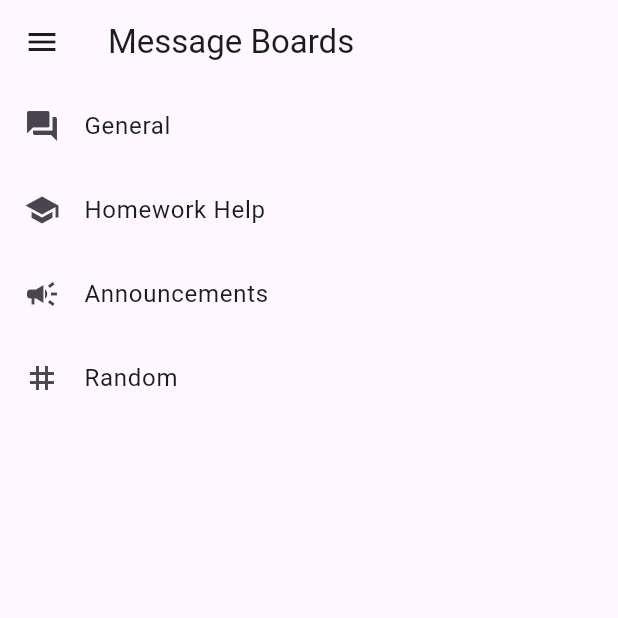
After one commit to kevinlam13/MessageBoardApp-, a Flutter app: the screen it shows once a user with an empty profile is signed in, in the side drawer, after a tap on "Message Boards", on a phone screen of 412 x 824 dp, the top half of it. The commit adds this screen. Run offline on Flutter 3.47's test engine with Material 3 defaults, Android fonts, the phone set to English and light mode, and no system bars; our stand-ins replace firebase_auth, firebase_core; accounts and stored records are empty; network calls fail.

Commit message:
feat(home): add message boards home page with navigation drawer

```diff
--- a/lib/main.dart
+++ b/lib/main.dart
@@ -1,122 +1,71 @@
 import 'package:flutter/material.dart';
+import 'package:firebase_core/firebase_core.dart';
+import 'package:firebase_auth/firebase_auth.dart';
+
+import 'firebase_options.dart';
 import 'auth_pages.dart';
-void main() {
-  runApp(const MyApp());
+import 'message_boards_page.dart';
+
+void main() async {
+  WidgetsFlutterBinding.ensureInitialized();
+  await Firebase.initializeApp(
+    options: DefaultFirebaseOptions.currentPlatform,
+  );
+  runApp(const MessageBoardApp());
 }
 
-class MyApp extends StatelessWidget {
-  const MyApp({super.key});
+class MessageBoardApp extends StatelessWidget {
+  const MessageBoardApp({super.key});
 
-  // This widget is the root of your application.
   @override
   Widget build(BuildContext context) {
     return MaterialApp(
-      title: 'Flutter Demo',
-      theme: ThemeData(
-        // This is the theme of your application.
-        //
-        // TRY THIS: Try running your application with "flutter run". You'll see
-        // the application has a purple toolbar. Then, without quitting the app,
-        // try changing the seedColor in the colorScheme below to Colors.green
-        // and then invoke "hot reload" (save your changes or press the "hot
-        // reload" button in a Flutter-supported IDE, or press "r" if you used
-        // the command line to start the app).
-        //
-        // Notice that the counter didn't reset back to zero; the application
-        // state is not lost during the reload. To reset the state, use hot
-        // restart instead.
-        //
-        // This works for code too, not just values: Most code changes can be
-        // tested with just a hot reload.
-        colorScheme: ColorScheme.fromSeed(seedColor: Colors.deepPurple),
-      ),
-      home: const MyHomePage(title: 'Flutter Demo Home Page'),
+      title: 'Message Board App',
+      debugShowCheckedModeBanner: false,
+      home: const AuthGate(),
     );
   }
 }
 
-class MyHomePage extends StatefulWidget {
-  const MyHomePage({super.key, required this.title});
-
-  // This widget is the home page of your application. It is stateful, meaning
-  // that it has a State object (defined below) that contains fields that affect
-  // how it looks.
-
-  // This class is the configuration for the state. It holds the values (in this
-  // case the title) provided by the parent (in this case the App widget) and
-  // used by the build method of the State. Fields in a Widget subclass are
-  // always marked "final".
-
-  final String title;
-
-  @override
-  State<MyHomePage> createState() => _MyHomePageState();
-}
-
-class _MyHomePageState extends State<MyHomePage> {
-  int _counter = 0;
-
-  void _incrementCounter() {
-    setState(() {
-      // This call to setState tells the Flutter framework that something has
-      // changed in this State, which causes it to rerun the build method below
-      // so that the display can reflect the updated values. If we changed
-      // _counter without calling setState(), then the build method would not be
-      // called again, and so nothing would appear to happen.
-      _counter++;
-    });
-  }
+/// Decides whether to show Login/Register or the Message Boards
+class AuthGate extends StatelessWidget {
+  const AuthGate({super.key});
 
   @override
   Widget build(BuildContext context) {
-    // This method is rerun every time setState is called, for instance as done
-    // by the _incrementCounter method above.
-    //
-    // The Flutter framework has been optimized to make rerunning build methods
-    // fast, so that you can just rebuild anything that needs updating rather
-    // than having to individually change instances of widgets.
-    return Scaffold(
-      appBar: AppBar(
-        // TRY THIS: Try changing the color here to a specific color (to
-        // Colors.amber, perhaps?) and trigger a hot reload to see the AppBar
-        // change color while the other colors stay the same.
-        backgroundColor: Theme.of(context).colorScheme.inversePrimary,
-        // Here we take the value from the MyHomePage object that was created by
-        // the App.build method, and use it to set our appbar title.
-        title: Text(widget.title),
-      ),
-      body: Center(
-        // Center is a layout widget. It takes a single child and positions it
-        // in the middle of the parent.
-        child: Column(
-          // Column is also a layout widget. It takes a list of children and
-          // arranges them vertically. By default, it sizes itself to fit its
-          // children horizontally, and tries to be as tall as its parent.
-          //
-          // Column has various properties to control how it sizes itself and
-          // how it positions its children. Here we use mainAxisAlignment to
-          // center the children vertically; the main axis here is the vertical
-          // axis because Columns are vertical (the cross axis would be
-          // horizontal).
-          //
-          // TRY THIS: Invoke "debug painting" (choose the "Toggle Debug Paint"
-          // action in the IDE, or press "p" in the console), to see the
-          // wireframe for each widget.
-          mainAxisAlignment: MainAxisAlignment.center,
-          children: <Widget>[
-            const Text('You have pushed the button this many times:'),
-            Text(
-              '$_counter',
-              style: Theme.of(context).textTheme.headlineMedium,
-            ),
-          ],
-        ),
-      ),
-      floatingActionButton: FloatingActionButton(
-        onPressed: _incrementCounter,
-        tooltip: 'Increment',
-        child: const Icon(Icons.add),
-      ), // This trailing comma makes auto-formatting nicer for build methods.
+    return StreamBuilder<User?>(
+      stream: FirebaseAuth.instance.authStateChanges(),
+      builder: (context, snapshot) {
+        // Loading Firebase
+        if (snapshot.connectionState == ConnectionState.waiting) {
+          return const SplashScreen();
+        }
+
+        // User NOT logged in
+        if (!snapshot.hasData) {
+          return const AuthPage();
+        }
+
+        // User logged in → show home
+        return const MessageBoardsPage();
+      },
     );
   }
 }
+
+/// Simple splash while Firebase initializes
+class SplashScreen extends StatelessWidget {
+  const SplashScreen({super.key});
+
+  @override
+  Widget build(BuildContext context) {
+    return const Scaffold(
+      body: Center(
+        child: Text(
+          "MessageBoardApp",
+          style: TextStyle(fontSize: 28, fontWeight: FontWeight.bold),
+        ),
+      ),
+    );
+  }
+}
--- /dev/null
+++ b/lib/message_boards_page.dart
@@ -0,0 +1,91 @@
+import 'package:flutter/material.dart';
+import 'package:firebase_auth/firebase_auth.dart';
+
+class MessageBoardsPage extends StatelessWidget {
+  const MessageBoardsPage({super.key});
+
+  @override
+  Widget build(BuildContext context) {
+    final user = FirebaseAuth.instance.currentUser;
+
+    // Hard-coded message boards for now
+    final boards = [
+      {'title': 'General', 'icon': Icons.forum},
+      {'title': 'Homework Help', 'icon': Icons.school},
+      {'title': 'Announcements', 'icon': Icons.campaign},
+      {'title': 'Random', 'icon': Icons.tag},
+    ];
+
+    return Scaffold(
+      appBar: AppBar(
+        title: const Text('Message Boards'),
+      ),
+      drawer: Drawer(
+        child: ListView(
+          children: [
+            UserAccountsDrawerHeader(
+              accountName: Text(user?.email ?? 'User'),
+              accountEmail: Text(user?.uid ?? ''),
+              currentAccountPicture: const CircleAvatar(
+                child: Icon(Icons.person),
+              ),
+            ),
+            ListTile(
+              leading: const Icon(Icons.forum),
+              title: const Text('Message Boards'),
+              onTap: () {
+                Navigator.pop(context); // already here
+              },
+            ),
+            ListTile(
+              leading: const Icon(Icons.person),
+              title: const Text('Profile'),
+              onTap: () {
+                // TODO: navigate to Profile page
+                Navigator.pop(context);
+              },
+            ),
+            ListTile(
+              leading: const Icon(Icons.settings),
+              title: const Text('Settings'),
+              onTap: () {
+                // TODO: navigate to Settings page
+                Navigator.pop(context);
+              },
+            ),
+            const Divider(),
+            ListTile(
+              leading: const Icon(Icons.logout),
+              title: const Text('Logout'),
+              onTap: () async {
+                Navigator.pop(context);
+                await FirebaseAuth.instance.signOut();
+                // AuthGate in main.dart will send user back to AuthPage
+              },
+            ),
+          ],
+        ),
+      ),
+      body: ListView.builder(
+        itemCount: boards.length,
+        itemBuilder: (context, index) {
+          final board = boards[index];
+          return ListTile(
+            leading: Icon(board['icon'] as IconData),
+            title: Text(board['title'] as String),
+            onTap: () {
+              // TODO: later this will open a ChatPage for that board
+              ScaffoldMessenger.of(context).showSnackBar(
+                SnackBar(
+                  content: Text(
+                    'Tapped board: ${board['title']} (chat coming later)',
+                  ),
+                ),
+              );
+            },
+          );
+        },
+      ),
+    );
+  }
+}
```
